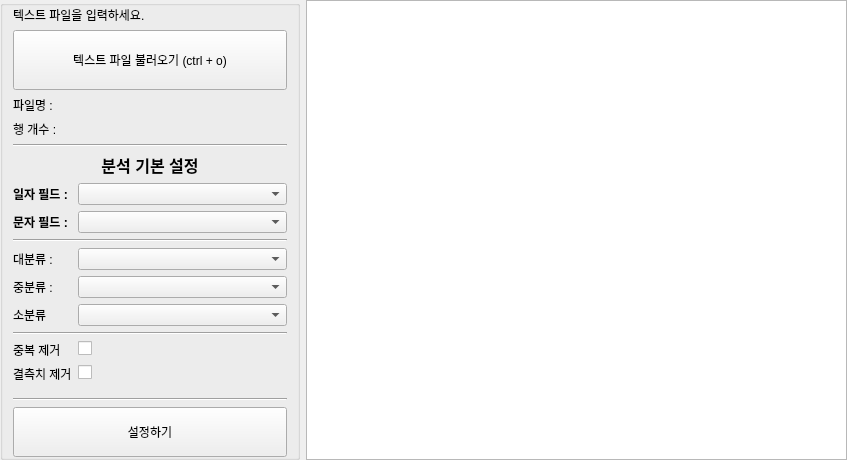
First picture: the form in src/ui/FileInput.ui, repository suime/text_dash, before the edit.
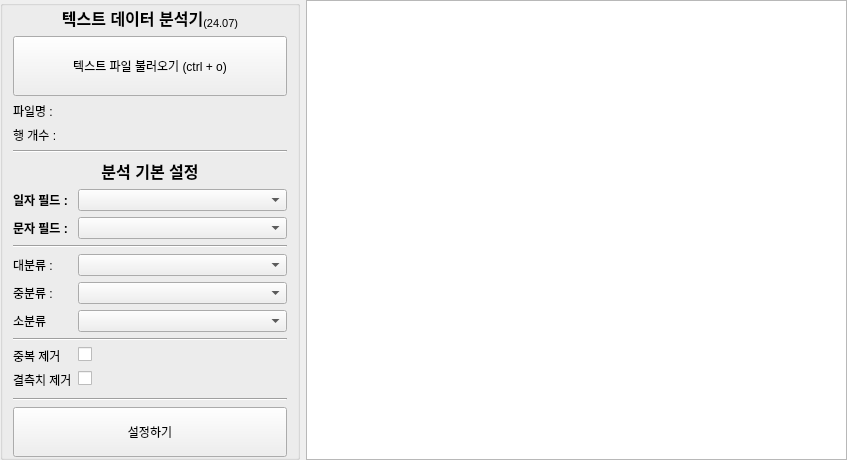
Second picture: the form after the edit. Icons and pictures are not drawn.

```diff
--- a/src/ui/FileInput.ui
+++ b/src/ui/FileInput.ui
@@ -93,7 +93,7 @@
          </sizepolicy>
         </property>
         <property name="text">
-         <string>텍스트 파일을 입력하세요.</string>
+         <string>&lt;html&gt;&lt;head/&gt;&lt;body&gt;&lt;p align=&quot;center&quot;&gt;&lt;span style=&quot; font-size:12pt; font-weight:700;&quot;&gt;텍스트 데이터 분석기&lt;/span&gt;&lt;span style=&quot; font-size:12pt; vertical-align:sub;&quot;&gt;(24.07)&lt;/span&gt;&lt;/p&gt;&lt;/body&gt;&lt;/html&gt;</string>
         </property>
        </widget>
       </item>
```
